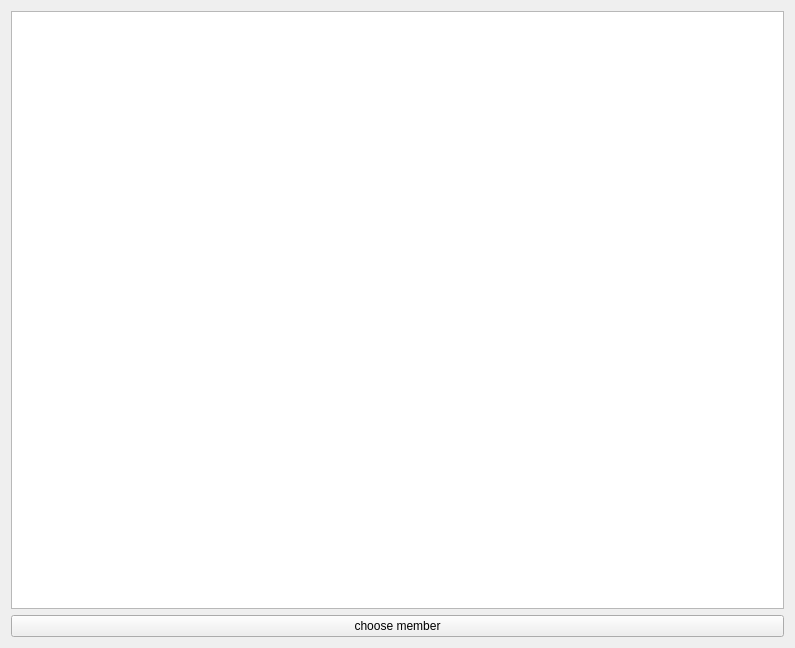
First picture: the form in FamilyTree/src/gui/displayfam.ui, repository moumitahmad/Stammbaum, before the edit.
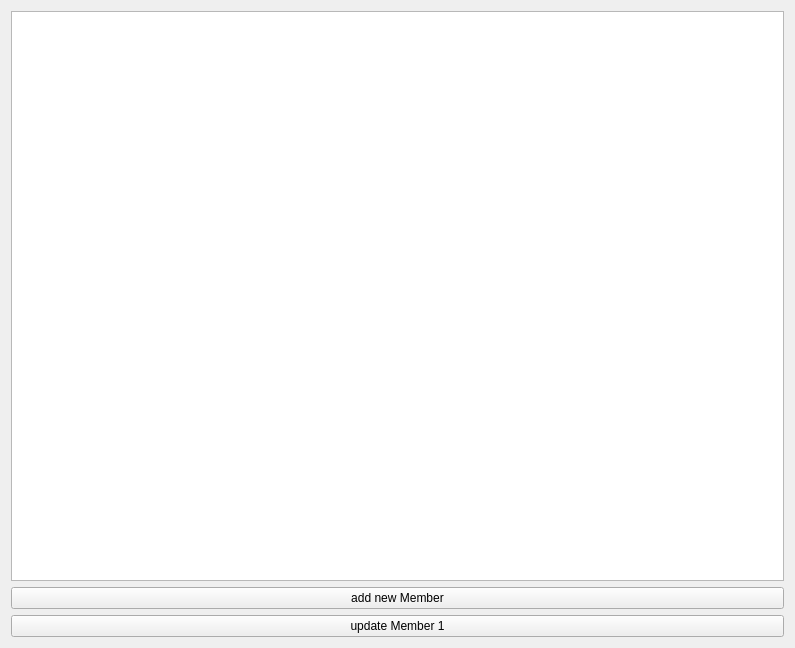
Second picture: the form after the edit.

Patch:
```diff
--- a/FamilyTree/src/gui/displayfam.ui
+++ b/FamilyTree/src/gui/displayfam.ui
@@ -19,10 +19,17 @@
      <item row="0" column="0">
       <widget class="QGraphicsView" name="graphicsView"/>
      </item>
+     <item row="2" column="0">
+      <widget class="QPushButton" name="updateMember">
+       <property name="text">
+        <string>update Member 1</string>
+       </property>
+      </widget>
+     </item>
      <item row="1" column="0">
       <widget class="QPushButton" name="memberChoosen">
        <property name="text">
-        <string>choose member</string>
+        <string>add new Member</string>
        </property>
       </widget>
      </item>
```
Left out of the diff: 2 changed lines with no effect on the pictures.
